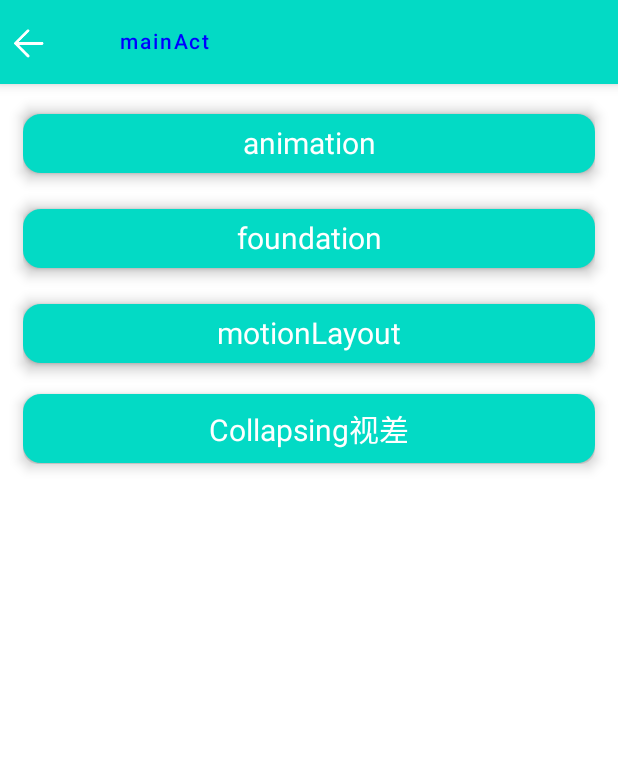
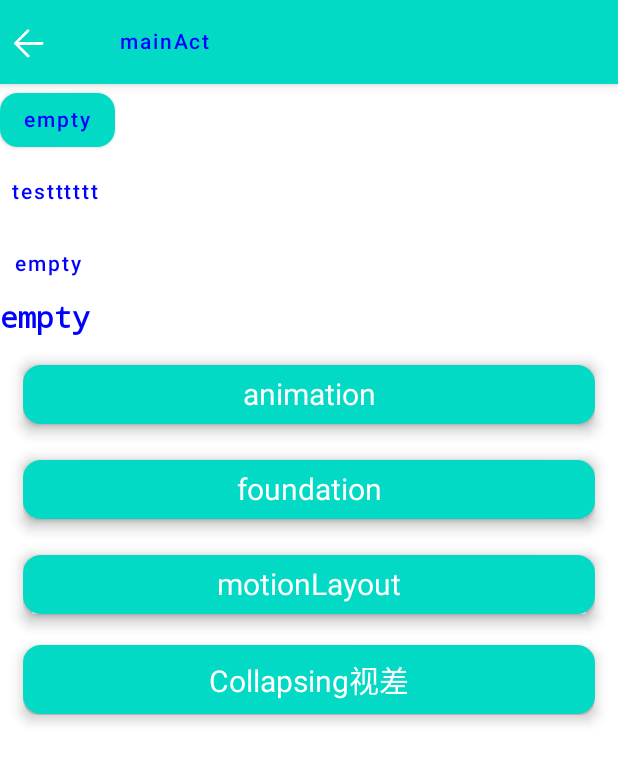
Before and after one commit to EasonHolmes/composeTest, an Android app built with Jetpack Compose: the screen it shows after launch (ComposeUIActivity), on a phone screen of 412 x 824 dp. Shown: the top 763 px of the screen. Run offline under Robolectric (Android 15) with nearby library versions, the phone set to English and light mode, and no system bars; our stand-ins replace livedata-compose.

Commit message:
Compose控件刷新范围 viewmodel范围

```diff
--- a/app/src/main/java/com/example/myapplication/ComposeUIActivity.kt
+++ b/app/src/main/java/com/example/myapplication/ComposeUIActivity.kt
@@ -10,6 +10,7 @@ import android.widget.Toast
 import androidx.activity.ComponentActivity
 import androidx.activity.compose.setContent
 import androidx.compose.foundation.background
+import androidx.compose.foundation.clickable
 import androidx.compose.foundation.layout.*
 import androidx.compose.foundation.lazy.LazyColumn
 import androidx.compose.foundation.lazy.itemsIndexed
@@ -18,7 +19,10 @@ import androidx.compose.foundation.rememberScrollState
 import androidx.compose.foundation.shape.RoundedCornerShape
 import androidx.compose.material.Button
 import androidx.compose.material.Text
+import androidx.compose.material.TextButton
 import androidx.compose.runtime.Composable
+import androidx.compose.runtime.State
+import androidx.compose.runtime.livedata.observeAsState
 import androidx.compose.ui.Alignment
 import androidx.compose.ui.Modifier
 import androidx.compose.ui.draw.shadow
@@ -28,8 +32,13 @@ import androidx.compose.ui.unit.dp
 import androidx.compose.ui.unit.sp
 import androidx.core.app.ActivityCompat
 import androidx.core.content.ContextCompat
+import androidx.lifecycle.LiveData
+import androidx.lifecycle.ViewModelProvider
+import androidx.lifecycle.viewmodel.compose.viewModel
 import com.example.myapplication.ui.*
 import com.example.myapplication.ui.mytheme.CustomApplicationTheme
+import com.example.myapplication.ui.vm.ExampleUiState
+import com.example.myapplication.ui.vm.TestViewModel
 import com.example.myapplication.ui.widget.ClickColumn
 import com.example.myapplication.ui.widget.drawContent
 import java.io.File
@@ -39,12 +48,13 @@ import java.time.format.TextStyle
 /**
  * Created by Ethan Cui on 2022/3/11
  */
-enum class JumpEntity(val value:String){
+enum class JumpEntity(val value: String) {
     ANIMATION("animation"),
     FOUNDATION("foundation"),
     MOTIONLAYOUT("motionLayout"),
     COLLAPSING("Collapsing视差")
 }
+
 class ComposeUIActivity : BaseActivity() {
     val listData = arrayListOf<JumpEntity>(
         JumpEntity.ANIMATION,
@@ -53,14 +63,71 @@ class ComposeUIActivity : BaseActivity() {
         JumpEntity.COLLAPSING
     )
 
+    private val mViewmodel by lazy {
+        Log.e("ethan", "iiiiii")
+        ViewModelProvider(this)[TestViewModel::class.java]
+    }
 
     @Composable
     override fun ContentView() {
-        ListUI()
+        Column {
+
+            val ts = testss()
+            testeee(data = ts)
+            ListUI()
+        }
     }
 
     override fun getActTtitle(): String {
         return "mainAct"
+    }
+
+    //测试ComposeUI 刷新范围,结论：
+    // 当控件里有可临听刷新State(Livedata StateFlow等)， 刷新范围为 @Composable方法内的，会重新走一遍@Composable注解的方法
+    // 所以当例如button(){text()}中的text是在@Composable内，就不会让当前方法重新走，而如果只是text(text=state)中的text更新时，就会引发@Composable重新走
+    // 当重新走@Composable注解的方法时，刷新的控件只包含对应监听state的控件，并不会引发都刷新，
+    //Viewmodel：ViewModelProvider(this)[TestViewModel::class.java]获取的ViewModel和方法中使用委拖viewModel()方法，获取的是同一个ViewModel
+    @Composable
+    private fun testss(viewmodel: TestViewModel = viewModel()): State<ExampleUiState?> {
+        Log.e("ethan", "testss")
+        Log.e("ethan", viewmodel.toString())
+        Log.e("ethan", mViewmodel.toString())
+        val data = viewmodel.uiViewEvent.observeAsState()
+        Button(onClick = {
+            viewmodel.uiViewEvent.value = ExampleUiState()
+        }) {
+            Text(text = data.value?.testContent ?: "empty")
+        }
+//        Text(text = data.value?.testContent ?: "empty", modifier = Modifier.clickable {
+//            viewmodel.uiViewEvent.value = ExampleUiState()
+//        })
+//        testeee(data = data)
+        return data
+    }
+
+    @Composable
+    private fun testeee(viewmodel: TestViewModel = viewModel(), data: State<ExampleUiState?>) {
+        Log.e("ethan", "eeeee")
+        Log.e("ethan", viewmodel.toString())
+        Log.e("ethan", mViewmodel.toString())
+
+        TextButton(onClick = {
+            viewmodel.uiViewEvent.value = ExampleUiState()
+        }){
+            Log.e("ethan","ttttttt22222")
+            Text(text = "testttttt")
+        }
+        TextButton(onClick = {
+            Log.e("ethan","ttttttt33333")
+            viewmodel.uiViewEvent.value = ExampleUiState()
+        }){
+            Log.e("ethan","ttttttt44444")
+            Text(text = data.value?.testContent ?: "empty")
+        }
+        Text(text = data.value?.testContent ?: "empty", modifier = Modifier.clickable {
+            Log.e("ethan","ttttttt")
+            viewmodel.uiViewEvent.value = ExampleUiState()
+        })
     }
 
     @Composable
@@ -73,7 +140,7 @@ class ComposeUIActivity : BaseActivity() {
                         .padding(top = 15.dp, start = 15.dp, end = 15.dp)
                         .fillMaxWidth()
                         .wrapContentHeight()
-                        .shadow(shape = RoundedCornerShape(20), elevation = 5.dp, clip = true,),
+                        .shadow(shape = RoundedCornerShape(20), elevation = 5.dp, clip = true),
                     onClick = {
                         jumpActivity(jumpEntity)
                     }
@@ -88,19 +155,20 @@ class ComposeUIActivity : BaseActivity() {
             })
         }
     }
-    private fun jumpActivity(jumpEntity:JumpEntity){
-        when(jumpEntity){
-            JumpEntity.ANIMATION->{
-                startActivity(Intent(this,AnimationActivity::class.java))
+
+    private fun jumpActivity(jumpEntity: JumpEntity) {
+        when (jumpEntity) {
+            JumpEntity.ANIMATION -> {
+                startActivity(Intent(this, AnimationActivity::class.java))
             }
-            JumpEntity.MOTIONLAYOUT->{
-                startActivity(Intent(this,MotionLayoutActivity::class.java))
+            JumpEntity.MOTIONLAYOUT -> {
+                startActivity(Intent(this, MotionLayoutActivity::class.java))
             }
-            JumpEntity.FOUNDATION->{
-                startActivity(Intent(this,FoundationActivity::class.java))
+            JumpEntity.FOUNDATION -> {
+                startActivity(Intent(this, FoundationActivity::class.java))
             }
-            JumpEntity.COLLAPSING->{
-                startActivity(Intent(this,CollapsingActiivty::class.java))
+            JumpEntity.COLLAPSING -> {
+                startActivity(Intent(this, CollapsingActiivty::class.java))
             }
         }
     }
--- a/app/src/main/java/com/example/myapplication/ui/FoundationActivity.kt
+++ b/app/src/main/java/com/example/myapplication/ui/FoundationActivity.kt
@@ -113,14 +113,14 @@ class FoundationActivity : BaseActivity() {
         Log.e("ethan", "TestButtons===22")
         val stateData = viewmodel.uiViewEvent.observeAsState()
 
-//        androidx.compose.material3.Button(onClick = {
-//            viewmodel.changeData()
-//        }) {
-//            androidx.compose.material3.Text(
-//                text = stateData.value?.exampleUiData?.content
-//                    ?: "click me singleLiveData ViewModel changeUI"
-//            )
-//        }
+        androidx.compose.material3.Button(onClick = {
+            viewmodel.changeData()
+        }) {
+            androidx.compose.material3.Text(
+                text = stateData.value?.exampleUiData?.content
+                    ?: "click me singleLiveData ViewModel changeUI"
+            )
+        }
     }
     @Composable
     fun CircularRevealAnima(){
```
